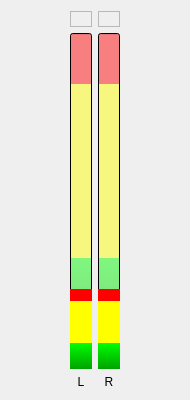
cinemaouvert/OPP, file src/saturationwidget.ui: the form before one commit.
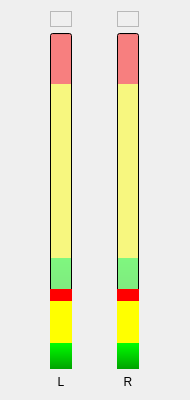
The form after the commit.

Patch:
```diff
--- a/src/saturationwidget.ui
+++ b/src/saturationwidget.ui
@@ -25,8 +25,6 @@
   </property>
   <layout class="QVBoxLayout" name="verticalLayout">
    <item>
-    <layout class="QHBoxLayout" name="horizontalLayout">
-     <item>
       <layout class="QGridLayout" name="gridLayout">
        <item row="2" column="1">
         <widget class="QLabel" name="label_right">
@@ -96,8 +94,6 @@
           <string/>
          </property>
         </widget>
-       </item>
-      </layout>
      </item>
     </layout>
    </item>
```
Lines whose indentation alone changed are shown as unchanged.
